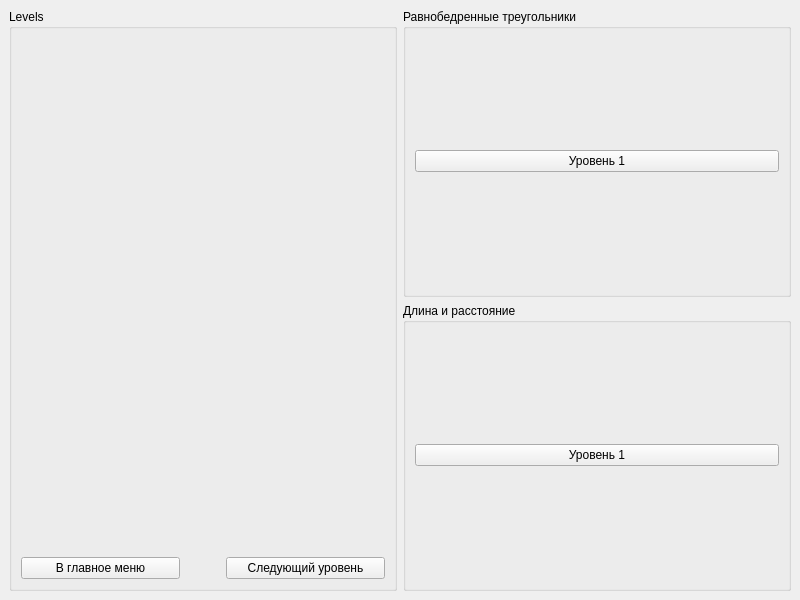
First picture: the form in ui/Matrix.ui, repository unitedtimur/unigame, before the edit.
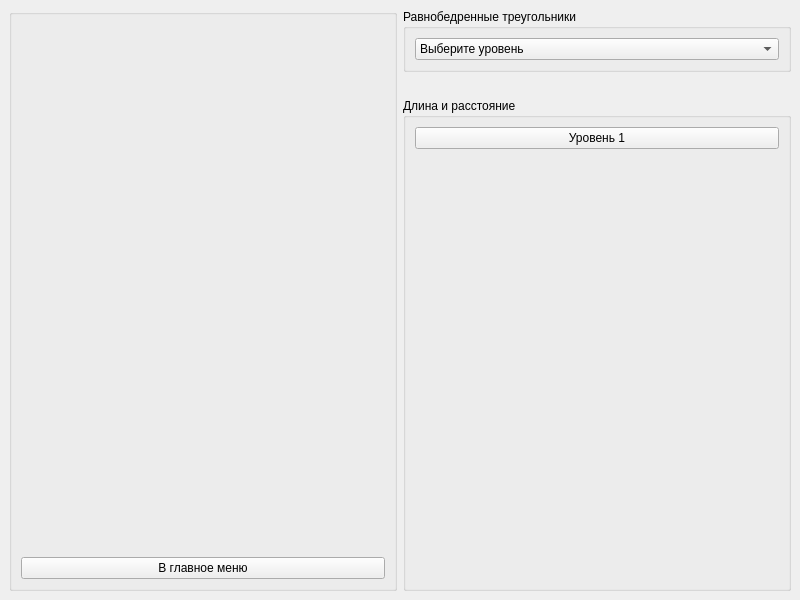
Second picture: the form after the edit.

Commit message: init level 2

```diff
--- a/ui/Matrix.ui
+++ b/ui/Matrix.ui
@@ -26,7 +26,7 @@
       <item>
        <widget class="QGroupBox" name="groupBox">
         <property name="title">
-         <string>Levels</string>
+         <string/>
         </property>
         <layout class="QGridLayout" name="gridLayout_2">
          <item row="1" column="0">
@@ -65,29 +65,6 @@
              </property>
             </widget>
            </item>
-           <item>
-            <spacer name="horizontalSpacer">
-             <property name="orientation">
-              <enum>Qt::Horizontal</enum>
-             </property>
-             <property name="sizeType">
-              <enum>QSizePolicy::Maximum</enum>
-             </property>
-             <property name="sizeHint" stdset="0">
-              <size>
-               <width>40</width>
-               <height>10</height>
-              </size>
-             </property>
-            </spacer>
-           </item>
-           <item>
-            <widget class="QPushButton" name="backButton">
-             <property name="text">
-              <string>Следующий уровень</string>
-             </property>
-            </widget>
-           </item>
           </layout>
          </item>
          <item row="0" column="0">
@@ -157,15 +134,46 @@
         </property>
         <layout class="QVBoxLayout" name="verticalLayout_7">
          <item>
-          <widget class="QPushButton" name="Level_1_Button">
-           <property name="text">
-            <string>Уровень 1</string>
+          <widget class="QComboBox" name="levelTianglesComboBox">
+           <property name="currentText">
+            <string>Выберите уровень</string>
            </property>
+           <item>
+            <property name="text">
+             <string>Выберите уровень</string>
+            </property>
+           </item>
+           <item>
+            <property name="text">
+             <string>Уровень 1</string>
+            </property>
+           </item>
+           <item>
+            <property name="text">
+             <string>Уровень 2</string>
+            </property>
+           </item>
           </widget>
          </item>
         </layout>
        </widget>
       </item>
+      <item>
+       <spacer name="verticalSpacer_4">
+        <property name="orientation">
+         <enum>Qt::Vertical</enum>
+        </property>
+        <property name="sizeType">
+         <enum>QSizePolicy::Fixed</enum>
+        </property>
+        <property name="sizeHint" stdset="0">
+         <size>
+          <width>20</width>
+          <height>20</height>
+         </size>
+        </property>
+       </spacer>
+      </item>
       <item>
        <widget class="QGroupBox" name="lengthAndDistanceGroupBox">
         <property name="title">
@@ -179,6 +187,19 @@
            </property>
           </widget>
          </item>
+         <item>
+          <spacer name="verticalSpacer_5">
+           <property name="orientation">
+            <enum>Qt::Vertical</enum>
+           </property>
+           <property name="sizeHint" stdset="0">
+            <size>
+             <width>20</width>
+             <height>40</height>
+            </size>
+           </property>
+          </spacer>
+         </item>
         </layout>
        </widget>
       </item>
```
The commit also changes 11 other files.
